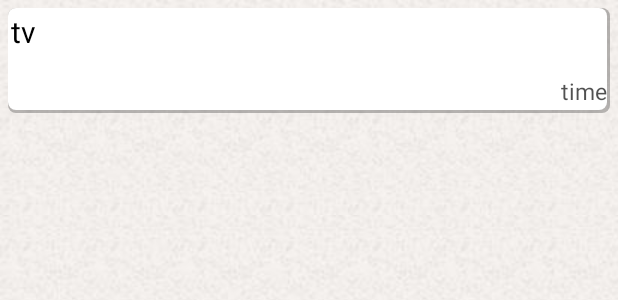
After one commit to WuWL-98/MyNote, an Android app: the layout item_main.xml on its own in the app's theme, with its tools: preview values and no code run, on a phone screen of 412 x 824 dp. The commit adds this screen. Shown: the top 300 px of the screen. Run offline under Robolectric (Android 15) with nearby library versions, the phone set to English and light mode, and no system bars.

Commit message:
wuwl
Signed-off-by: wuwl <1105347642@qq.com>

```diff
--- a/app/src/main/java/com/example/mynote/activity/SearchActivity.java
+++ b/app/src/main/java/com/example/mynote/activity/SearchActivity.java
@@ -15,14 +15,14 @@ import android.widget.ListView;
 import androidx.annotation.Nullable;
 
 import com.example.mynote.R;
-import com.example.mynote.adapter.MyAdapter;
+import com.example.mynote.adapter.SearchAdapter;
 import com.example.mynote.db.NoteDb;
 
 public class SearchActivity extends BaseActivity {
     private EditText mEtSearch;
     private ListView mList;
     private Cursor cursor;
-    private MyAdapter myAdapter;
+    private SearchAdapter myAdapter;
     @Override
     protected void onCreate(Bundle savedInstanceState) {
         super.onCreate(savedInstanceState);
@@ -75,7 +75,7 @@ public class SearchActivity extends BaseActivity {
             NoteDb mNotedb = new NoteDb(this);
             SQLiteDatabase sql = mNotedb.getReadableDatabase();
             cursor = sql.rawQuery("SELECT * FROM "+NoteDb.TABLE_NAME+" WHERE "+NoteDb.CONTENT+" LIKE '%"+findText+"%'",null);
-            myAdapter = new MyAdapter(this,cursor);
+            myAdapter = new SearchAdapter(this,cursor);
             mList.setAdapter(myAdapter);
         }else {
             mList.setAdapter(null);
--- a/app/src/main/java/com/example/mynote/adapter/MyAdapter.java
+++ b/app/src/main/java/com/example/mynote/adapter/SearchAdapter.java
@@ -12,12 +12,12 @@ import android.widget.TextView;
 import com.example.mynote.R;
 
 
-public class MyAdapter extends BaseAdapter {
+public class SearchAdapter extends BaseAdapter {
     private Context mContext;
     private Cursor mCursor;
     private LinearLayout mLayout;
 
-    public MyAdapter(Context mContext, Cursor mCursor) {
+    public SearchAdapter(Context mContext, Cursor mCursor) {
         this.mContext = mContext;
         this.mCursor = mCursor;
     }
--- /dev/null
+++ b/app/src/main/res/drawable/ll_background.xml
@@ -0,0 +1,16 @@
+<layer-list xmlns:android="http://schemas.android.com/apk/res/android">
+    <item >
+        <shape
+            android:shape="rectangle">
+            <solid android:color="#43000000" />
+            <corners android:radius="5dp"/>
+        </shape>
+    </item>
+    <item android:right="2dp" android:bottom="2dp">
+        <shape
+            android:shape="rectangle">
+            <solid android:color="@android:color/white"/>
+            <corners android:radius="5dp"/>
+        </shape>
+    </item>
+</layer-list>
--- /dev/null
+++ b/app/src/main/res/layout/item_main.xml
@@ -0,0 +1,36 @@
+<?xml version="1.0" encoding="utf-8"?>
+<LinearLayout xmlns:android="http://schemas.android.com/apk/res/android"
+    android:layout_width="match_parent"
+    android:layout_height="70dp"
+    android:layout_margin="5dp">
+
+    <LinearLayout
+        android:id="@+id/ll_item"
+        android:layout_width="match_parent"
+        android:layout_height="70dp"
+        android:layout_gravity="center_vertical"
+        android:orientation="vertical"
+        android:background="@drawable/ll_background"
+        android:padding="2dp">
+
+        <TextView
+            android:id="@+id/tv_content"
+            android:layout_width="match_parent"
+            android:layout_height="wrap_content"
+            android:layout_marginBottom="15dp"
+            android:text="tv"
+            android:textColor="#000"
+            android:textSize="20sp" />
+
+        <TextView
+            android:id="@+id/tv_time"
+            android:layout_width="match_parent"
+            android:layout_height="wrap_content"
+            android:gravity="right"
+            android:text="time"
+            android:textColor="#AE000000"
+            android:textSize="15sp" />
+
+
+    </LinearLayout>
+</LinearLayout>
```
Also changed, not shown: app/src/main/java/com/example/mynote/activity/MainActivity.java (+47 -38 lines), app/src/main/java/com/example/mynote/activity/PictureUtilActivity.java (deleted, +0 -35 lines), app/src/main/java/com/example/mynote/adapter/MainAdapter.java (added, +89 -0 lines), app/src/main/res/layout/activity_main.xml (+27 -20 lines).
